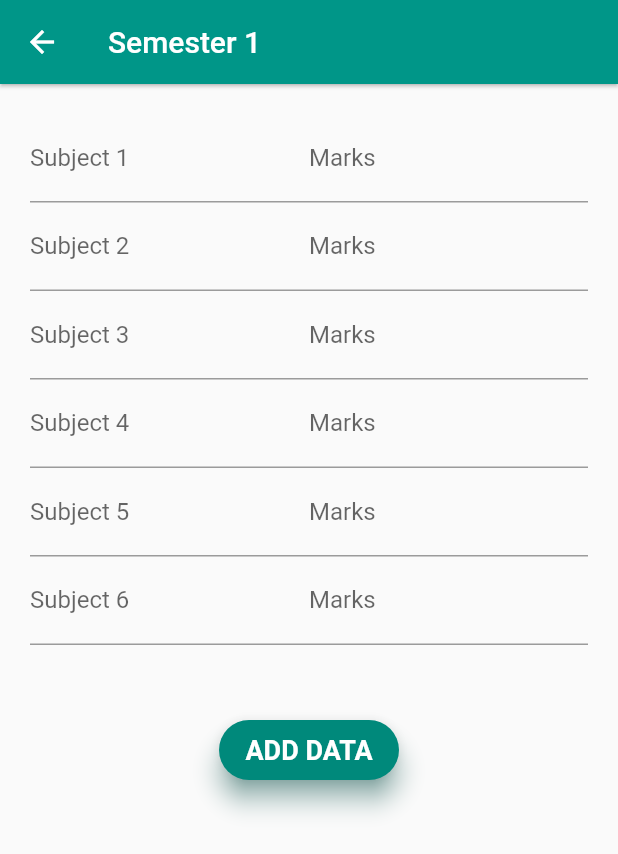
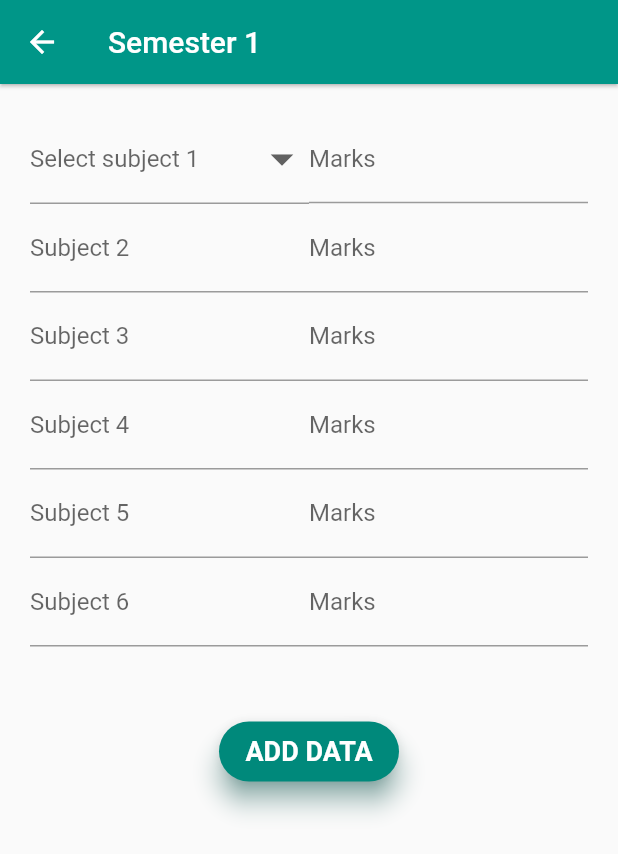
Before and after one commit to ioxvar/BEC-plugin, a Flutter app: the Sem1 screen opened directly, on a phone screen of 412 x 824 dp. Shown: the top 854 px of the screen. Run offline on Flutter 3.47's test engine with Material 2 defaults, Android fonts, the phone set to English and light mode, and no system bars; our stand-ins replace cloud_firestore, firebase_auth, firebase_core; accounts and stored records are empty; Roboto replaces fonts that are missing (Montserrat).

Commit message:
testing dropdown

```diff
--- a/lib/semesters/sem1.dart
+++ b/lib/semesters/sem1.dart
@@ -30,6 +30,7 @@ percent(q, w, e, r, t, y) {
   percentage = (sum / 600) * 100;
   return percentage.toString();
 }
+
 grader(sub) {
   var m = int.parse(sub);
   if (m >= 90) {
@@ -50,14 +51,12 @@ grader(sub) {
     return "W";
 }
 
-
 class Sem1 extends StatefulWidget {
   @override
   _Sem1State createState() => _Sem1State();
 }
 
 class _Sem1State extends State<Sem1> {
-
   add() {
     adder.collection("test").doc(docid.text.toUpperCase()).set(
       {
@@ -83,6 +82,15 @@ class _Sem1State extends State<Sem1> {
     );
   }
 
+  String subject;
+  List choice = [
+    "Constitution",
+    "Mathematics 1",
+    "Electrical",
+    "Physics",
+    "C Programming",
+    "English",
+  ];
   @override
   Widget build(BuildContext context) {
     return Scaffold(
@@ -103,12 +111,24 @@ class _Sem1State extends State<Sem1> {
                   mainAxisAlignment: MainAxisAlignment.spaceAround,
                   children: [
                     Expanded(
-                      child: TextFormField(
-                        controller: s1,
-                        decoration: const InputDecoration(
-                          hintText: 'Enter subject 1',
-                          labelText: 'Subject 1',
-                        ),
+                      child: DropdownButtonFormField(
+                        //controller: m1,
+                        hint: Text("Select subject 1"),
+                        dropdownColor: Colors.white,
+                        icon: Icon(Icons.arrow_drop_down),
+                        iconSize: 36,
+                        value: subject,
+                        onChanged: (newValue) {
+                          setState(() {
+                            subject = newValue;
+                          });
+                        },
+                        items: choice.map(
+                          (valueItem) {
+                            return DropdownMenuItem(
+                                value: valueItem, child: Text(valueItem));
+                          },
+                        ).toList(),
                       ),
                     ),
                     //Spacer(flex: 2),
```
Lines whose indentation alone changed are shown as unchanged.
